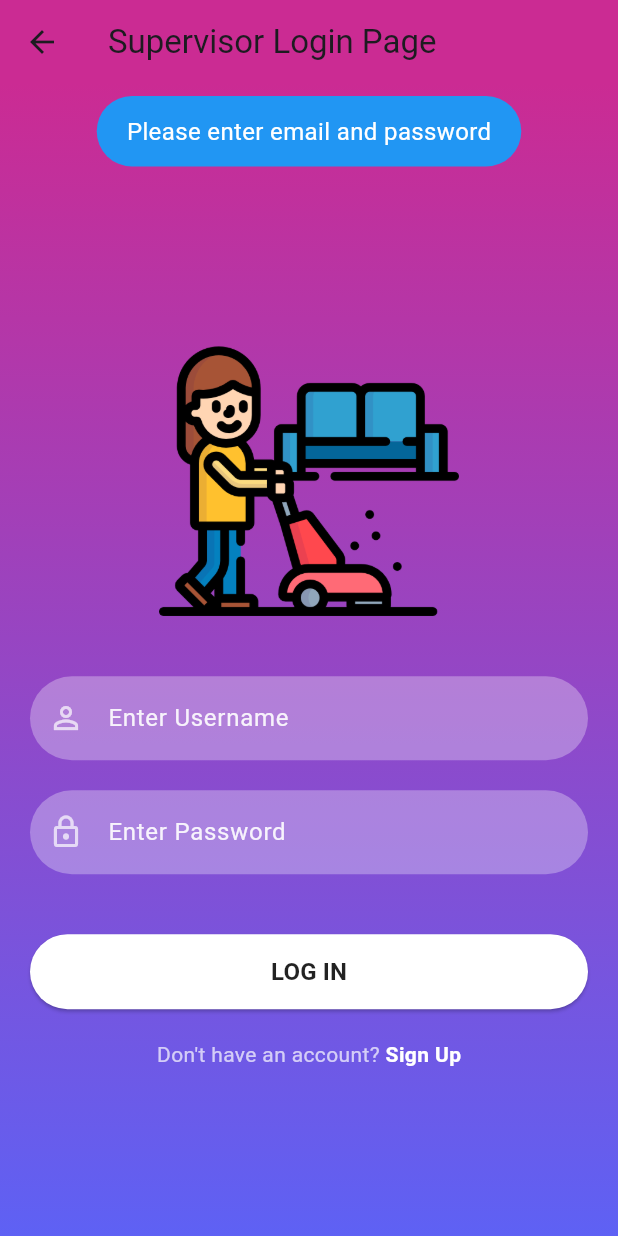
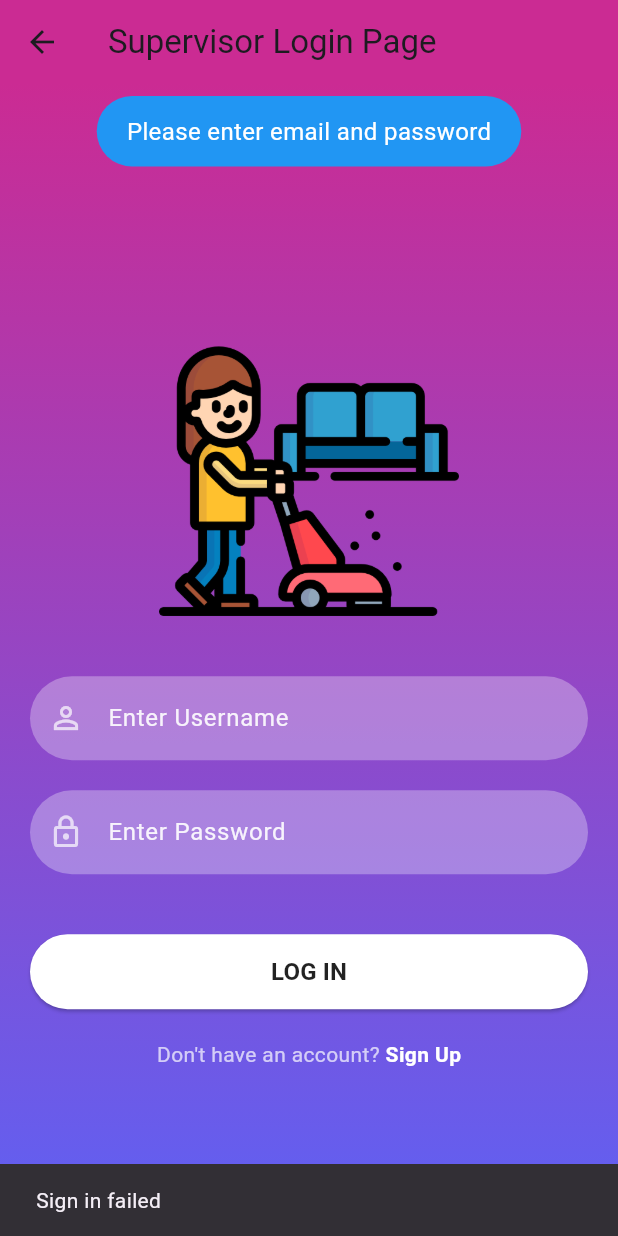
Before and after one commit to great01-cyber/cleanersapp, a Flutter app: the SupervisorLoginPage screen opened directly, after a tap on "LOG IN", on a phone screen of 412 x 824 dp. Run offline on Flutter 3.47's test engine with Material 3 defaults, Android fonts, the phone set to English and light mode, and no system bars; our stand-ins replace firebase_auth, firebase_core, flutter_local_notifications, flutter_riverpod, fluttertoast, get and 4 more; accounts and stored records are empty; generated files the repository leaves out were written again.

```diff
--- a/lib/Supervisor_Login_Page.dart
+++ b/lib/Supervisor_Login_Page.dart
@@ -83,9 +83,24 @@ class _SupervisorLoginPageState extends ConsumerState<SupervisorLoginPage> {
                       ),
                       const SizedBox(height: 30),
                       signInSignUPButton(
-                  context,
+                        context,
                   true,
-                        func: () => _controller.handleSignIn(context),
+                        func: () async {
+                          final user = await _controller.handleSignIn(context);
+                          if (user != null) {
+                            // Navigate to Dashboard
+                            Navigator.pushReplacement(
+                              context,
+                              MaterialPageRoute(
+                                  builder: (context) => SupervisorDashboard()),
+                            );
+                          } else {
+                            // Show error if sign-in failed
+                            ScaffoldMessenger.of(context).showSnackBar(
+                              const SnackBar(content: Text("Sign in failed")),
+                            );
+                          }
+                        },
                       ),
                       signUpOption(context),
                     ],
```
